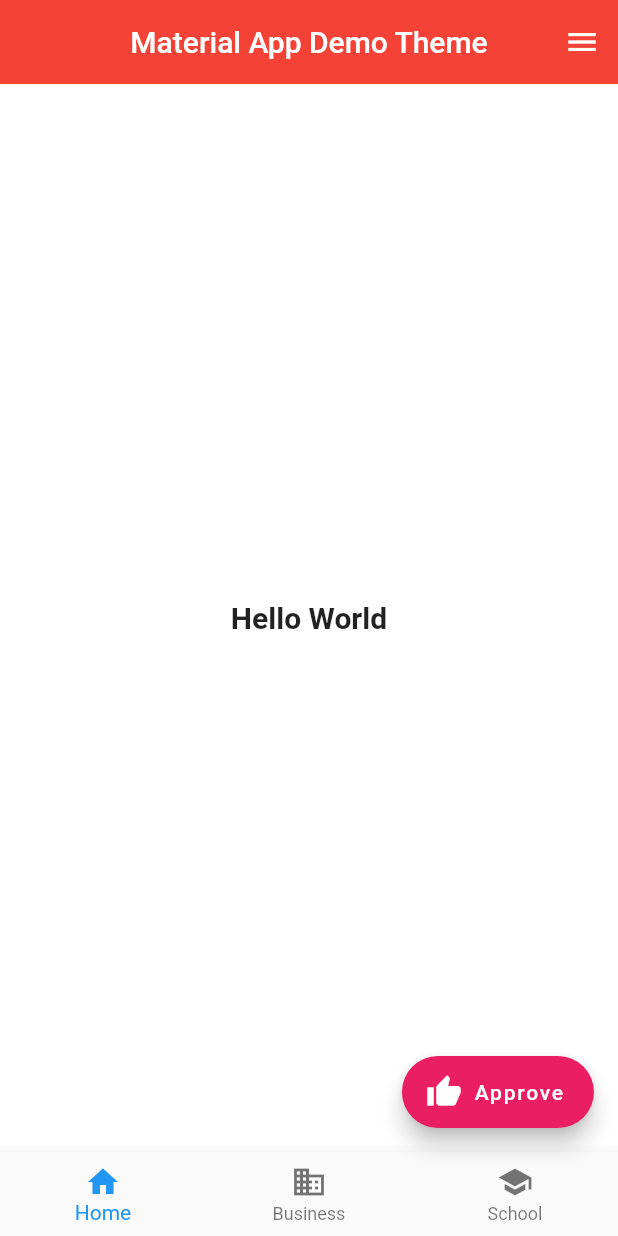
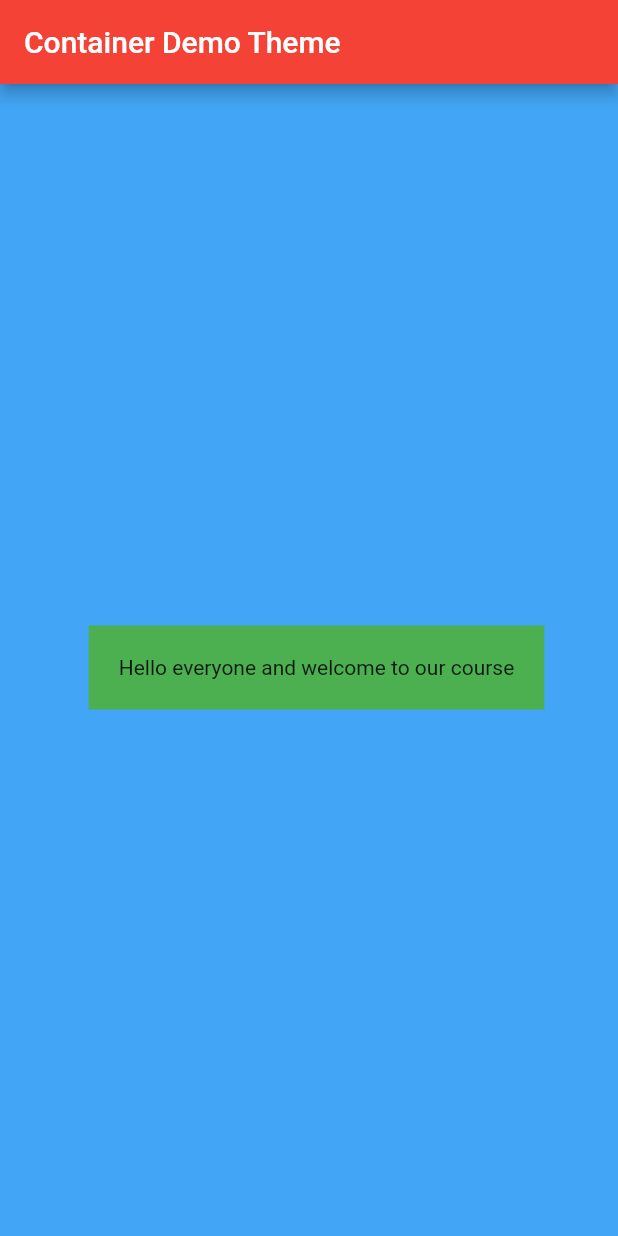
Before and after one commit to Edyl07/flutter_demo, a Flutter app: the screen it shows after launch, on a phone screen of 412 x 824 dp. Run offline on Flutter 3.47's test engine with Material 2 defaults, Android fonts, the phone set to English and light mode, and no system bars.

Commit message:
Container Use

```diff
--- /dev/null
+++ b/lib/basic_widgets/container_widget.dart
@@ -0,0 +1,27 @@
+import 'package:flutter/material.dart';
+
+class MyHomePage extends StatelessWidget {
+  const MyHomePage({Key? key}) : super(key: key);
+
+  @override
+  Widget build(BuildContext context) {
+    return Scaffold(
+        backgroundColor: Colors.white,
+        appBar: AppBar(
+          title: const Text('Container Demo Theme'),
+          backgroundColor: Colors.red,
+        ),
+        body: Center(
+          child: Container(
+            color: const Color.fromARGB(255, 66, 165, 245),
+            alignment: const Alignment(0, 0),
+            child: Container(
+              color: Colors.green,
+              margin: const EdgeInsets.fromLTRB(20, 40, 10, 30),
+              padding: const EdgeInsets.all(20),
+              child: const Text("Hello everyone and welcome to our course"),
+            ),
+          ),
+        ));
+  }
+}
--- a/lib/main.dart
+++ b/lib/main.dart
@@ -1,4 +1,8 @@
+//Packages
 import 'package:flutter/material.dart';
+
+// Basic Widgets
+import 'basic_widgets/container_widget.dart';
 
 void main() {
   runApp(const MyApp());
@@ -14,57 +18,57 @@ class MyApp extends StatelessWidget {
         title: 'Flutter Demo',
         theme: ThemeData(
           primarySwatch: Colors.blue,
-          brightness: Brightness.light,
+          // brightness: Brightness.light,
         ),
         home: const MyHomePage());
   }
 }
 
-class MyHomePage extends StatelessWidget {
-  const MyHomePage({Key? key}) : super(key: key);
+// class MyHomePage extends StatelessWidget {
+//   const MyHomePage({Key? key}) : super(key: key);
 
-  @override
-  Widget build(BuildContext context) {
-    return Scaffold(
-      backgroundColor: Colors.white,
-      appBar: AppBar(
-        title: const Text("Material App Demo Theme"),
-        backgroundColor: Colors.red,
-        // actions: const [Icon(Icons.eighteen_mp_outlined)],
-        elevation: 0.0,
-        centerTitle: true,
-      ),
-      endDrawer: Drawer(
-        child: ListView(
-          children: const <Widget>[
-            DrawerHeader(
-                decoration: BoxDecoration(
-                  color: Colors.blue,
-                ),
-                child: Text(
-                  'Menu',
-                  style: TextStyle(color: Colors.white, fontSize: 24),
-                ))
-          ],
-        ),
-      ),
-      bottomNavigationBar:
-          BottomNavigationBar(items: const <BottomNavigationBarItem>[
-        BottomNavigationBarItem(icon: Icon(Icons.home), label: 'Home'),
-        BottomNavigationBarItem(icon: Icon(Icons.business), label: 'Business'),
-        BottomNavigationBarItem(icon: Icon(Icons.school), label: 'School'),
-      ]),
-      floatingActionButtonLocation: FloatingActionButtonLocation.endFloat,
-      floatingActionButton: FloatingActionButton.extended(
-          onPressed: () {}, label: const Text('Approve'),
-          icon: const Icon(Icons.thumb_up),
-          backgroundColor: Colors.pink,),
-      body: const Center(
-        child: Text(
-          "Hello World",
-          style: TextStyle(fontSize: 20, fontWeight: FontWeight.bold),
-        ),
-      ),
-    );
-  }
-}
+//   @override
+//   Widget build(BuildContext context) {
+//     return Scaffold(
+//       backgroundColor: Colors.white,
+//       appBar: AppBar(
+//         title: const Text("Material App Demo Theme"),
+//         backgroundColor: Colors.red,
+//         // actions: const [Icon(Icons.eighteen_mp_outlined)],
+//         elevation: 0.0,
+//         centerTitle: true,
+//       ),
+//       endDrawer: Drawer(
+//         child: ListView(
+//           children: const <Widget>[
+//             DrawerHeader(
+//                 decoration: BoxDecoration(
+//                   color: Colors.blue,
+//                 ),
+//                 child: Text(
+//                   'Menu',
+//                   style: TextStyle(color: Colors.white, fontSize: 24),
+//                 ))
+//           ],
+//         ),
+//       ),
+//       bottomNavigationBar:
+//           BottomNavigationBar(items: const <BottomNavigationBarItem>[
+//         BottomNavigationBarItem(icon: Icon(Icons.home), label: 'Home'),
+//         BottomNavigationBarItem(icon: Icon(Icons.business), label: 'Business'),
+//         BottomNavigationBarItem(icon: Icon(Icons.school), label: 'School'),
+//       ]),
+//       floatingActionButtonLocation: FloatingActionButtonLocation.endFloat,
+//       floatingActionButton: FloatingActionButton.extended(
+//           onPressed: () {}, label: const Text('Approve'),
+//           icon: const Icon(Icons.thumb_up),
+//           backgroundColor: Colors.pink,),
+//       body: const Center(
+//         child: Text(
+//           "Hello World",
+//           style: TextStyle(fontSize: 20, fontWeight: FontWeight.bold),
+//         ),
+//       ),
+//     );
+//   }
+// }
--- a/pubspec.yaml
+++ b/pubspec.yaml
@@ -58,9 +58,9 @@ flutter:
   uses-material-design: true
 
   # To add assets to your application, add an assets section, like this:
-  # assets:
-  #   - images/a_dot_burr.jpeg
-  #   - images/a_dot_ham.jpeg
+  assets:
+    - assets/
+    # - images/a_dot_ham.jpeg
 
   # An image asset can refer to one or more resolution-specific "variants", see
   # https://flutter.dev/assets-and-images/#resolution-aware.
```
